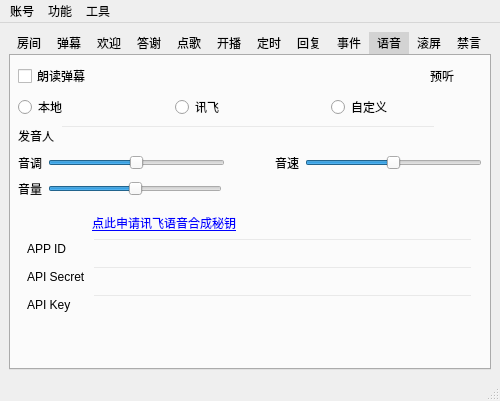
This is mainwindow.ui in iwxyi/Bilibili-MagicalDanmaku as Qt 5 draws it before an edit. The edited form follows.
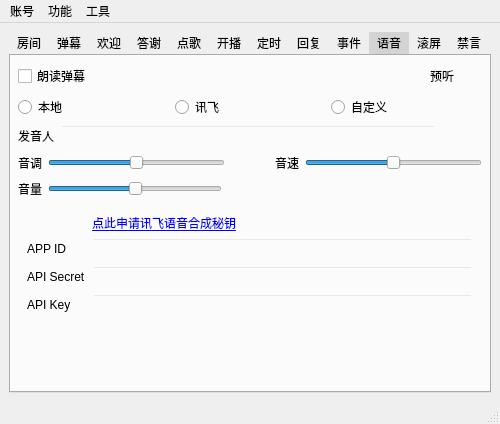
This is the edited form. The open tabs and pages were chosen to show the change. Icons and pictures are not drawn. Custom widgets are drawn as their Qt base class.

What changed in the file:
```diff
--- a/mainwindow.ui
+++ b/mainwindow.ui
@@ -7,7 +7,7 @@
     <x>0</x>
     <y>0</y>
     <width>500</width>
-    <height>385</height>
+    <height>424</height>
    </rect>
   </property>
   <property name="windowTitle">
```
Left out of the diff: 6 changed lines with no effect on the pictures.
